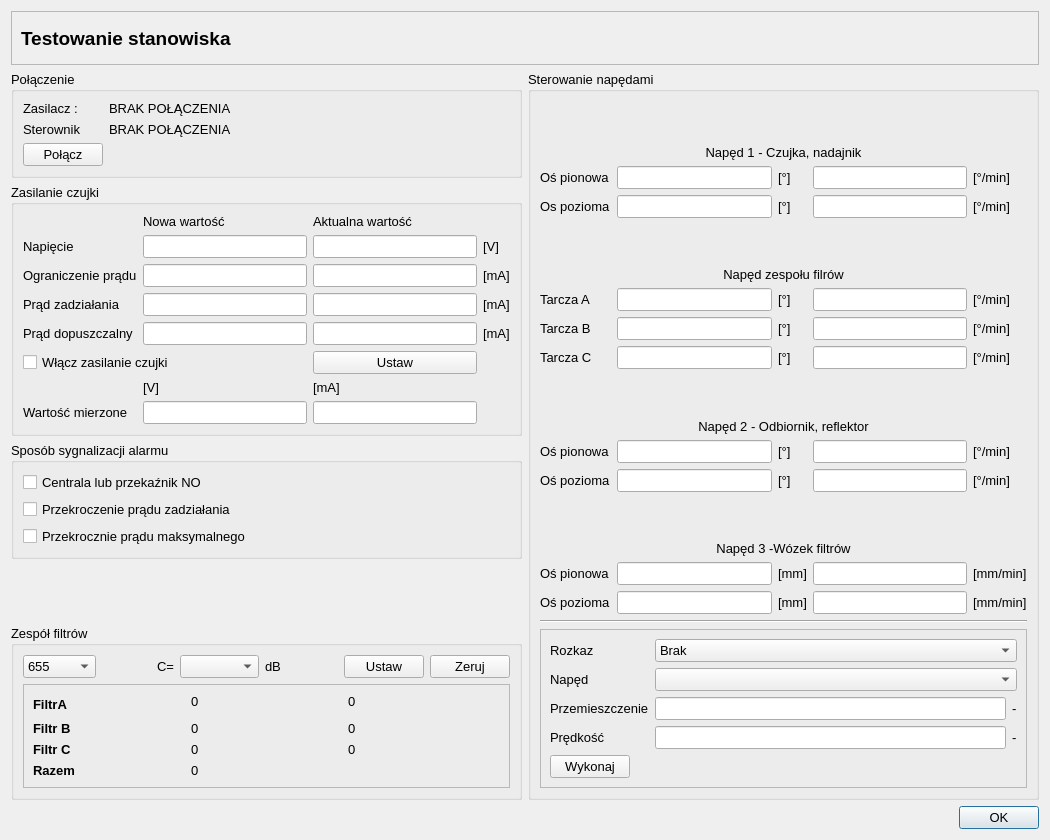
The window that CzujkiLinioweApp/teststanowiskadlg.ui (wiacekmarcin/CzujkiLiniowe) describes before a commit, drawn with Qt 5.
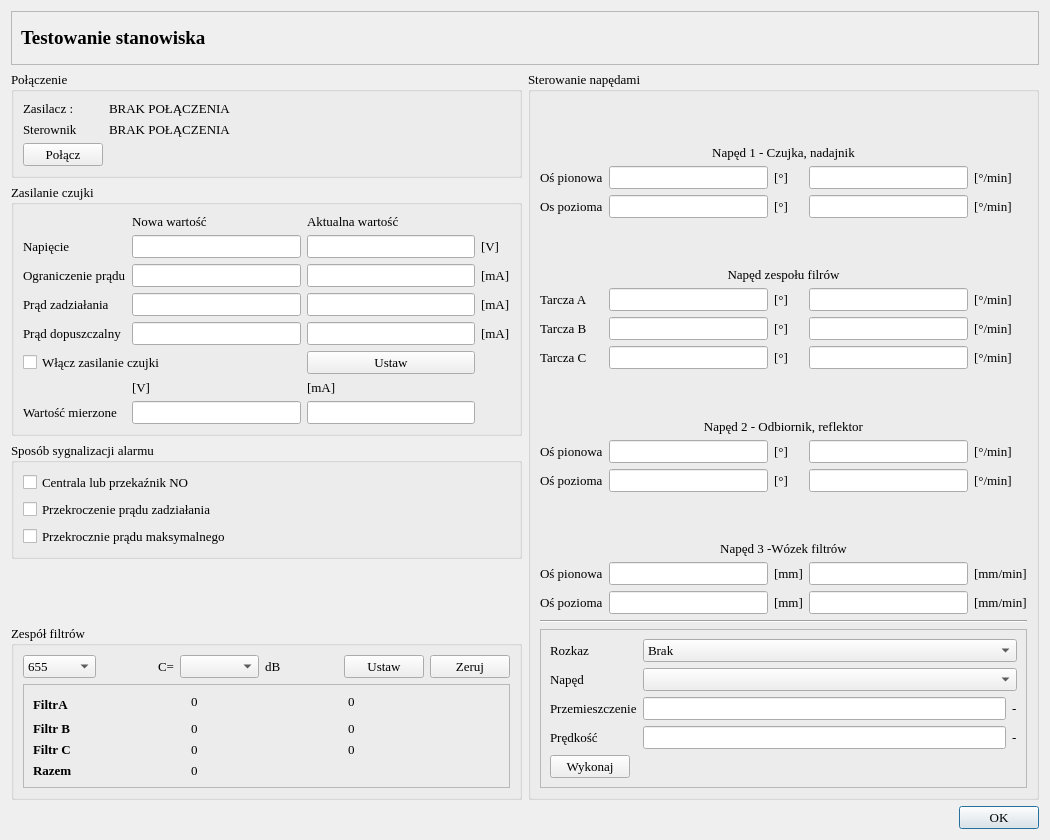
The same window after the commit. Icons and pictures are not drawn.

```diff
--- a/CzujkiLinioweApp/teststanowiskadlg.ui
+++ b/CzujkiLinioweApp/teststanowiskadlg.ui
@@ -24,7 +24,7 @@
   </property>
   <property name="font">
    <font>
-    <family>Arial</family>
+    <family>Times New Roman</family>
     <pointsize>10</pointsize>
    </font>
   </property>
@@ -797,7 +797,7 @@
        <widget class="QLabel" name="head">
         <property name="font">
          <font>
-          <family>Arial</family>
+          <family>Times New Roman</family>
           <pointsize>14</pointsize>
           <bold>true</bold>
          </font>
@@ -888,7 +888,7 @@
           <widget class="QLabel" name="label_2">
            <property name="font">
             <font>
-             <family>Arial</family>
+             <family>Times New Roman</family>
              <pointsize>10</pointsize>
              <bold>true</bold>
             </font>
@@ -916,7 +916,7 @@
           <widget class="QLabel" name="label">
            <property name="font">
             <font>
-             <family>Arial</family>
+             <family>Times New Roman</family>
              <pointsize>10</pointsize>
              <bold>true</bold>
             </font>
@@ -930,7 +930,7 @@
           <widget class="QLabel" name="label_46">
            <property name="font">
             <font>
-             <family>Arial</family>
+             <family>Times New Roman</family>
              <pointsize>10</pointsize>
              <bold>true</bold>
             </font>
@@ -944,7 +944,7 @@
           <widget class="QLabel" name="label_49">
            <property name="font">
             <font>
-             <family>Arial</family>
+             <family>Times New Roman</family>
              <pointsize>10</pointsize>
              <bold>true</bold>
             </font>
```
